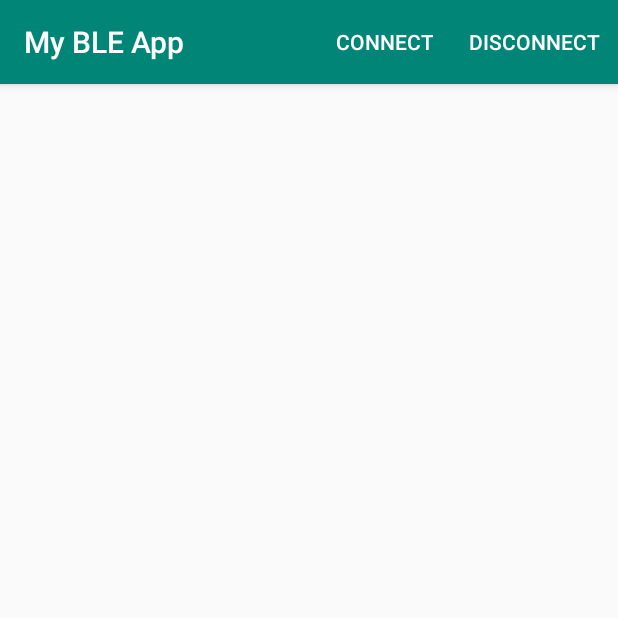
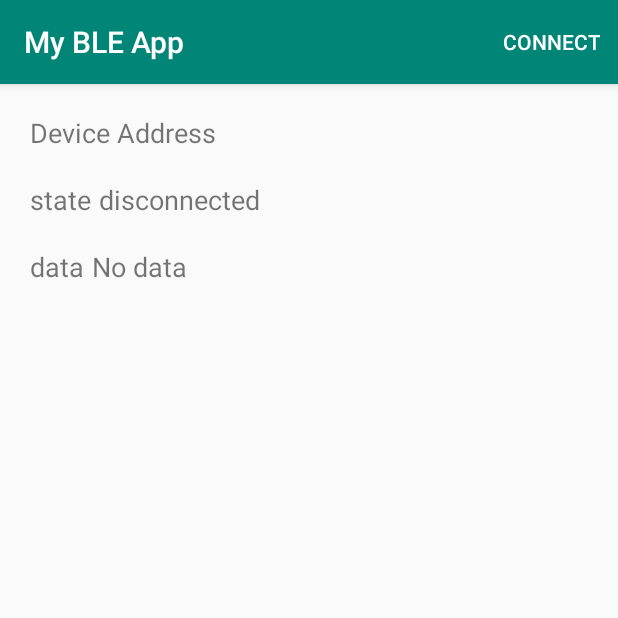
Before and after one commit to azharuddin207/My_BLE_App, an Android app: the DeviceControlActivity screen opened directly, with no data from a screen before it, on a phone screen of 412 x 824 dp, the top half of it. Run offline under Robolectric (Android 15) with nearby library versions, the phone set to English and light mode, and no system bars; 3 statements that could not run were skipped.

Commit message:
data read done

```diff
--- a/app/src/main/java/com/example/mybleapp/DeviceControlActivity.java
+++ b/app/src/main/java/com/example/mybleapp/DeviceControlActivity.java
@@ -27,6 +27,7 @@ import android.widget.Toast;
 import java.util.ArrayList;
 import java.util.HashMap;
 import java.util.List;
+import java.util.UUID;
 
 public class DeviceControlActivity extends AppCompatActivity {
 
@@ -37,6 +38,7 @@ public class DeviceControlActivity extends AppCompatActivity {
         private String mDeviceAddress;
         private boolean connected = false;
 
+        private TextView DeviceAddress;
         private TextView mConnectionState;
         private  TextView mDataField;
         private BluetoothGattCharacteristic mNotifyCharacteristic;
@@ -50,7 +52,60 @@ public class DeviceControlActivity extends AppCompatActivity {
         BluetoothLeService bluetoothLeService;
 
 
-        private final ServiceConnection mServiceConnection = new ServiceConnection() {
+
+
+        @Override
+        protected void onCreate(Bundle savedInstanceState) {
+
+            super.onCreate(savedInstanceState);
+            setContentView(R.layout.activity_device_control);
+
+            //UI view
+            mConnectionState = findViewById(R.id.connection_state);
+            mDataField = findViewById(R.id.data_value);
+            DeviceAddress = findViewById(R.id.device_address);
+            mGattServicesList = findViewById(R.id.gatt_services_list);
+            mGattServicesList.setOnChildClickListener(servicesListClickListner);
+
+            final Intent intent = getIntent();
+            mDeviceName = intent.getStringExtra(EXTRAS_DEVICE_NAME);
+            mDeviceAddress = intent.getStringExtra(EXTRAS_DEVICE_ADDRESS);
+
+            Intent gattServiceIntent = new Intent(this, BluetoothLeService.class);
+            bindService(gattServiceIntent, mServiceConnection, BIND_AUTO_CREATE);
+            Log.d(TAG, "on create called");
+        }
+
+
+        @Override
+        protected void onResume() {
+            super.onResume();
+            DeviceAddress.setText(mDeviceAddress);
+            registerReceiver(gattUpdateReceiver, makeGattUpdateIntentFilter());
+            if (bluetoothLeService != null) {
+                final boolean result = bluetoothLeService.connect(mDeviceAddress);
+                Log.d(TAG, "Connect request result=" + result);
+            }
+        }
+
+
+        @Override
+        protected void onPause() {
+            super.onPause();
+            unregisterReceiver(gattUpdateReceiver);
+        }
+
+
+
+        @Override
+        protected void onDestroy() {
+            super.onDestroy();
+            unbindService(mServiceConnection);
+            bluetoothLeService = null;
+        }
+
+
+    private final ServiceConnection mServiceConnection = new ServiceConnection() {
             @Override
             public void onServiceConnected(ComponentName name, IBinder service) {
                 Log.d(TAG, "service connected called");
@@ -86,9 +141,7 @@ public class DeviceControlActivity extends AppCompatActivity {
                     updateConnectionState(R.string.disconnected);
                     invalidateOptionsMenu();
                     clearUI();
-                //clearUI();
-                } else if (BluetoothLeService.
-                        ACTION_GATT_SERVICES_DISCOVERED.equals(action)) {
+                } else if (BluetoothLeService.ACTION_GATT_SERVICES_DISCOVERED.equals(action)) {
                     // Show all the supported services and characteristics on the
                     // user interface.
                     displayGattServices(bluetoothLeService.getSupportedGattServices());
@@ -126,10 +179,9 @@ public class DeviceControlActivity extends AppCompatActivity {
                             }
 
                             if((charaProp | BluetoothGattCharacteristic.PROPERTY_WRITE)>0){
-
+                                String data = bluetoothLeService.writeCharacteristics(characteristic);
+                                displayData(data);
                             }
-
-
                             return true;
                         }
                         return false;
@@ -141,7 +193,7 @@ public class DeviceControlActivity extends AppCompatActivity {
             runOnUiThread(new Runnable() {
                 @Override
                 public void run() {
-                    //mConnectionState.setText(resourceId);
+                    mConnectionState.setText(resourceId);
                 }
             });
         }
@@ -149,72 +201,31 @@ public class DeviceControlActivity extends AppCompatActivity {
 
         private void displayData(String data) {
             if (data != null) {
-                //mDataField.setText(data);
+                mDataField.setText(data);
             }
         }
 
 
         private void clearUI() {
             mGattServicesList.setAdapter((SimpleExpandableListAdapter) null);
-            //        mDataField.setText(R.string.no_data);
+                    mDataField.setText(R.string.no_data);
         }
 
-
-
-        @Override
-        protected void onCreate(Bundle savedInstanceState) {
-
-            super.onCreate(savedInstanceState);
-            setContentView(R.layout.activity_device_control);
-
-
-            //UI view
-            //mConnectionState = findViewById(R.id.connection_state);
-            //mDataField = findViewById(R.id.data_value);
-            mGattServicesList = findViewById(R.id.gatt_services_list);
-            mGattServicesList.setOnChildClickListener(servicesListClickListner);
-
-            final Intent intent = getIntent();
-            mDeviceName = intent.getStringExtra(EXTRAS_DEVICE_NAME);
-            mDeviceAddress = intent.getStringExtra(EXTRAS_DEVICE_ADDRESS);
-
-            Intent gattServiceIntent = new Intent(this, BluetoothLeService.class);
-            bindService(gattServiceIntent, mServiceConnection, BIND_AUTO_CREATE);
-            Log.d(TAG, "on create called");
-        }
-
-
-        @Override
-        protected void onResume() {
-            super.onResume();
-            registerReceiver(gattUpdateReceiver, makeGattUpdateIntentFilter());
-            if (bluetoothLeService != null) {
-                final boolean result = bluetoothLeService.connect(mDeviceAddress);
-                Log.d(TAG, "Connect request result=" + result);
-            }
-        }
-
-
-        @Override
-        protected void onPause() {
-            super.onPause();
-            unregisterReceiver(gattUpdateReceiver);
-        }
-
-
-
-        @Override
-        protected void onDestroy() {
-            super.onDestroy();
-            unbindService(mServiceConnection);
-            bluetoothLeService = null;
-        }
 
 
         @Override
         public boolean onCreateOptionsMenu(Menu menu) {
             MenuInflater inflater = getMenuInflater();
             inflater.inflate(R.menu.connect, menu);
+            if(connected){
+                menu.findItem(R.id.menu_connect).setVisible(false);
+                menu.findItem(R.id.menu_disconnect).setVisible(true);
+
+            }else{
+                menu.findItem(R.id.menu_disconnect).setVisible(false);
+                menu.findItem(R.id.menu_connect).setVisible(true);
+
+            }
             return true;
         }
 
@@ -224,11 +235,13 @@ public class DeviceControlActivity extends AppCompatActivity {
             switch (item.getItemId()) {
                 case R.id.menu_connect:
                     bluetoothLeService.connect(mDeviceAddress);
+                    findViewById(R.id.menu_connect).setVisibility(View.GONE);
                     Toast.makeText(this, "connected  " + mDeviceName, Toast.LENGTH_SHORT).show();
                     return true;
                 case R.id.menu_disconnect:
                     bluetoothLeService.disconnect();
-                    Toast.makeText(this, "disconnected  " + mDeviceAddress, Toast.LENGTH_SHORT).show();
+                    findViewById(R.id.menu_disconnect).setVisibility(View.GONE);
+                    Toast.makeText(this, "disconnected  " + mDeviceName, Toast.LENGTH_SHORT).show();
                     return true;
                 case R.id.home:
                     onBackPressed();
@@ -311,6 +324,7 @@ public class DeviceControlActivity extends AppCompatActivity {
                     new int[] { android.R.id.text1, android.R.id.text2 }
             );
             mGattServicesList.setAdapter(gattServiceAdapter);
+
         }
 
 }
--- a/app/src/main/res/layout/activity_device_control.xml
+++ b/app/src/main/res/layout/activity_device_control.xml
@@ -1,74 +1,57 @@
 <?xml version="1.0" encoding="utf-8"?>
-<androidx.constraintlayout.widget.ConstraintLayout xmlns:android="http://schemas.android.com/apk/res/android"
-    xmlns:app="http://schemas.android.com/apk/res-auto"
-    xmlns:tools="http://schemas.android.com/tools"
+<LinearLayout xmlns:android="http://schemas.android.com/apk/res/android"
+    android:orientation="vertical"
     android:layout_width="match_parent"
-    android:layout_height="match_parent"
-    tools:context=".DeviceControlActivity">
-
-<!--    <TextView-->
-<!--        android:id="@+id/connection_state"-->
-<!--        android:layout_width="wrap_content"-->
-<!--        android:layout_height="wrap_content"-->
-<!--        android:text="TextView"-->
-<!--        tools:layout_editor_absoluteX="101dp"-->
-<!--        tools:layout_editor_absoluteY="117dp" />-->
-
-
+    android:layout_height="wrap_content"
+    android:layout_margin="10dp">
     <LinearLayout android:orientation="horizontal"
         android:layout_width="match_parent"
         android:layout_height="wrap_content"
         android:layout_margin="10dp">
-<!--        <TextView android:layout_width="wrap_content"-->
-<!--            android:layout_height="wrap_content"-->
-<!--            android:text="@string/label_device_address"-->
-<!--            android:textSize="18sp"/>-->
+        <TextView android:layout_width="wrap_content"
+            android:layout_height="wrap_content"
+            android:text="@string/label_device_address"
+            android:textSize="18sp"/>
         <Space android:layout_width="5dp"
             android:layout_height="wrap_content"/>
-<!--        <TextView android:id="@+id/device_address"-->
-<!--            android:layout_width="match_parent"-->
-<!--            android:layout_height="wrap_content"-->
-<!--            android:textSize="18sp"/>-->
+        <TextView android:id="@+id/device_address"
+            android:layout_width="match_parent"
+            android:layout_height="wrap_content"
+            android:textSize="18sp"/>
     </LinearLayout>
     <LinearLayout android:orientation="horizontal"
         android:layout_width="match_parent"
         android:layout_height="wrap_content"
-        android:layout_margin="20dp">
-<!--        <TextView android:layout_width="wrap_content"-->
-<!--            android:layout_height="wrap_content"-->
-<!--            android:text="@string/label_state"-->
-<!--            android:textSize="18sp"/>-->
+        android:layout_margin="10dp">
+        <TextView android:layout_width="wrap_content"
+            android:layout_height="wrap_content"
+            android:text="@string/label_state"
+            android:textSize="18sp"/>
         <Space android:layout_width="5dp"
             android:layout_height="wrap_content"/>
-<!--        <TextView android:id="@+id/connection_state"-->
-<!--            android:layout_width="match_parent"-->
-<!--            android:layout_height="wrap_content"-->
-<!--            android:text="@string/disconnected"-->
-<!--            android:textSize="18sp"/>-->
+        <TextView android:id="@+id/connection_state"
+            android:layout_width="match_parent"
+            android:layout_height="wrap_content"
+            android:text="@string/disconnected"
+            android:textSize="18sp"/>
     </LinearLayout>
     <LinearLayout android:orientation="horizontal"
         android:layout_width="match_parent"
         android:layout_height="wrap_content"
-        android:layout_margin="20dp">
-<!--        <TextView android:layout_width="wrap_content"-->
-<!--            android:layout_height="wrap_content"-->
-<!--            android:text="@string/label_data"-->
-<!--            android:textSize="18sp"/>-->
+        android:layout_margin="10dp">
+        <TextView android:layout_width="wrap_content"
+            android:layout_height="wrap_content"
+            android:text="@string/label_data"
+            android:textSize="18sp"/>
         <Space android:layout_width="5dp"
             android:layout_height="wrap_content"/>
-
-<!--        <TextView-->
-<!--            android:id="@+id/data_value"-->
-<!--            android:layout_width="match_parent"-->
-<!--            android:layout_height="wrap_content"-->
-<!--            android:layout_marginBottom="10dp"-->
-<!--            android:text="@string/no_data"-->
-<!--            android:textSize="18sp" />-->
+        <TextView android:id="@+id/data_value"
+            android:layout_width="match_parent"
+            android:layout_height="wrap_content"
+            android:text="@string/no_data"
+            android:textSize="18sp"/>
     </LinearLayout>
     <ExpandableListView android:id="@+id/gatt_services_list"
         android:layout_width="match_parent"
         android:layout_height="wrap_content"/>
-
-
-
-</androidx.constraintlayout.widget.ConstraintLayout>
+</LinearLayout>
--- a/app/src/main/res/values/strings.xml
+++ b/app/src/main/res/values/strings.xml
@@ -11,6 +11,9 @@
     <string name="disconnected">disconnected</string>
     <string name="unknown_service">Unknown Service</string>
     <string name="unknown_characteristic">Unknown Characterestics</string>
-    <string name="no_data">data</string>
+    <string name="no_data"> No data</string>
+    <string name="label_data">data</string>
+    <string name="label_device_address">Device Address</string>
+    <string name="label_state">state</string>
     <!--    <string name="no_data">Data</string>-->
 </resources>
```
Also changed, not shown: app/src/main/java/com/example/mybleapp/BluetoothLeService.java (+56 -71 lines), app/src/main/java/com/example/mybleapp/GattAttributes.java (+8 -0 lines), app/src/main/java/com/example/mybleapp/MainActivity.java (+10 -6 lines).
